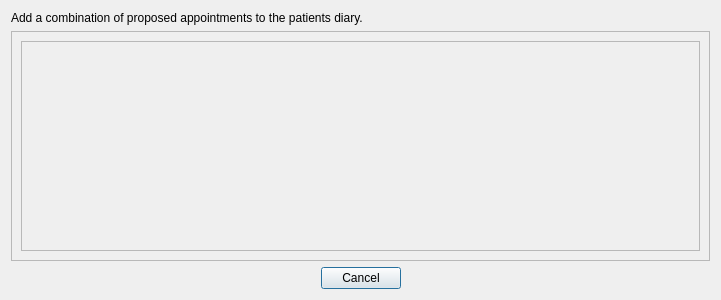
The window that qt-designer/apptWizard.ui (rowinggolfer/openmolar1) describes before a commit, drawn with Qt 5.
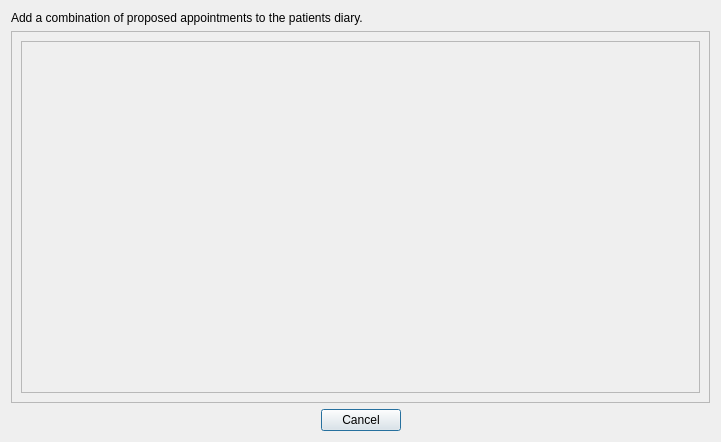
The same window after the commit.

```diff
--- a/qt-designer/apptWizard.ui
+++ b/qt-designer/apptWizard.ui
@@ -7,7 +7,7 @@
     <x>0</x>
     <y>0</y>
     <width>721</width>
-    <height>300</height>
+    <height>442</height>
    </rect>
   </property>
   <property name="windowTitle">
@@ -32,7 +32,7 @@
         <x>0</x>
         <y>0</y>
         <width>699</width>
-        <height>218</height>
+        <height>360</height>
        </rect>
       </property>
       <layout class="QVBoxLayout" name="verticalLayout_2">
```
